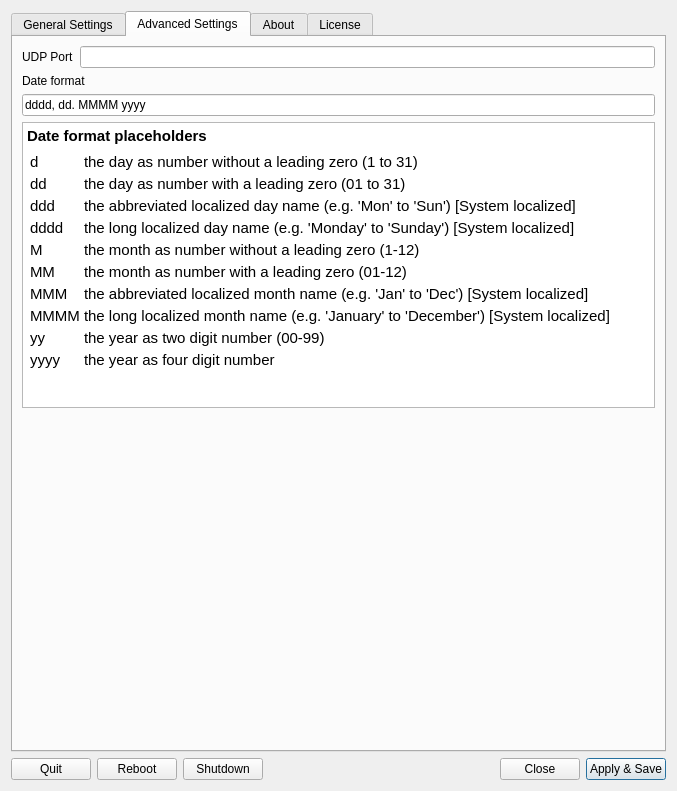
Old version of the form settings.ui in the repository saschaludwig/OnAirScreen.
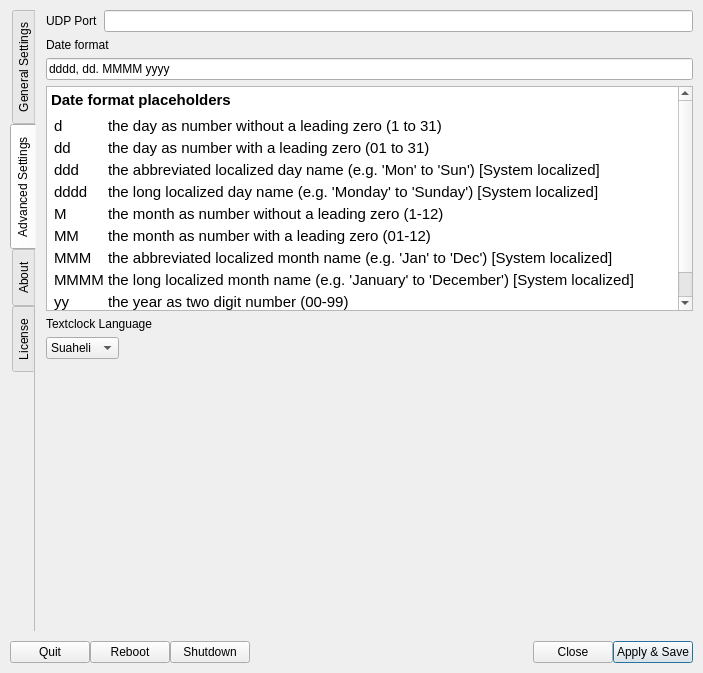
New version of the form. The open tabs and pages were chosen to show the change. Icons and pictures are not drawn.

Commit message: added language switcher for text clock, settings dialog cleanup

```diff
--- a/settings.ui
+++ b/settings.ui
@@ -6,8 +6,8 @@
    <rect>
     <x>0</x>
     <y>0</y>
-    <width>677</width>
-    <height>791</height>
+    <width>703</width>
+    <height>673</height>
    </rect>
   </property>
   <property name="minimumSize">
@@ -20,6 +20,21 @@
    <string>OnAirScreen Settings</string>
   </property>
   <layout class="QGridLayout" name="gridLayout">
+   <property name="leftMargin">
+    <number>10</number>
+   </property>
+   <property name="topMargin">
+    <number>10</number>
+   </property>
+   <property name="rightMargin">
+    <number>10</number>
+   </property>
+   <property name="bottomMargin">
+    <number>10</number>
+   </property>
+   <property name="verticalSpacing">
+    <number>10</number>
+   </property>
    <item row="1" column="0">
     <layout class="QHBoxLayout" name="horizontalLayout">
      <item>
@@ -105,9 +120,15 @@
      <property name="enabled">
       <bool>true</bool>
      </property>
+     <property name="tabPosition">
+      <enum>QTabWidget::West</enum>
+     </property>
      <property name="currentIndex">
       <number>0</number>
      </property>
+     <property name="documentMode">
+      <bool>true</bool>
+     </property>
      <widget class="QWidget" name="tab_general">
       <attribute name="title">
        <string>General Settings</string>
@@ -648,13 +669,6 @@
              </item>
             </layout>
            </item>
-           <item>
-            <widget class="QLabel" name="label_15">
-             <property name="text">
-              <string>OnAir Clock Colors Digital Mode</string>
-             </property>
-            </widget>
-           </item>
            <item>
             <layout class="QFormLayout" name="formLayout_2">
              <property name="fieldGrowthPolicy">
@@ -1257,6 +1271,59 @@
        <string>Advanced Settings</string>
       </attribute>
       <layout class="QGridLayout" name="gridLayout_2">
+       <property name="leftMargin">
+        <number>10</number>
+       </property>
+       <property name="topMargin">
+        <number>0</number>
+       </property>
+       <property name="rightMargin">
+        <number>0</number>
+       </property>
+       <property name="bottomMargin">
+        <number>0</number>
+       </property>
+       <item row="2" column="0">
+        <layout class="QVBoxLayout" name="verticalLayout_16">
+         <item>
+          <widget class="QLabel" name="label_15">
+           <property name="text">
+            <string>Textclock Language</string>
+           </property>
+          </widget>
+         </item>
+         <item>
+          <widget class="QComboBox" name="textClockLanguage">
+           <property name="sizePolicy">
+            <sizepolicy hsizetype="Maximum" vsizetype="Fixed">
+             <horstretch>0</horstretch>
+             <verstretch>0</verstretch>
+            </sizepolicy>
+           </property>
+           <item>
+            <property name="text">
+             <string>Suaheli</string>
+            </property>
+           </item>
+           <item>
+            <property name="text">
+             <string>English</string>
+            </property>
+           </item>
+           <item>
+            <property name="text">
+             <string>German</string>
+            </property>
+           </item>
+           <item>
+            <property name="text">
+             <string>French</string>
+            </property>
+           </item>
+          </widget>
+         </item>
+        </layout>
+       </item>
        <item row="0" column="0">
         <layout class="QFormLayout" name="formLayout">
          <property name="formAlignment">
@@ -1287,19 +1354,6 @@
          </item>
         </layout>
        </item>
-       <item row="2" column="0">
-        <spacer name="verticalSpacer">
-         <property name="orientation">
-          <enum>Qt::Vertical</enum>
-         </property>
-         <property name="sizeHint" stdset="0">
-          <size>
-           <width>20</width>
-           <height>40</height>
-          </size>
-         </property>
-        </spacer>
-       </item>
        <item row="1" column="0">
         <layout class="QVBoxLayout" name="verticalLayout_15">
          <item>
@@ -1383,6 +1437,19 @@
          </item>
         </layout>
        </item>
+       <item row="4" column="0">
+        <spacer name="verticalSpacer">
+         <property name="orientation">
+          <enum>Qt::Vertical</enum>
+         </property>
+         <property name="sizeHint" stdset="0">
+          <size>
+           <width>20</width>
+           <height>40</height>
+          </size>
+         </property>
+        </spacer>
+       </item>
       </layout>
      </widget>
      <widget class="QWidget" name="tab_about">
```
Left out of the diff: 97 changed lines with no effect on the pictures. The commit also changes 2 other files.
